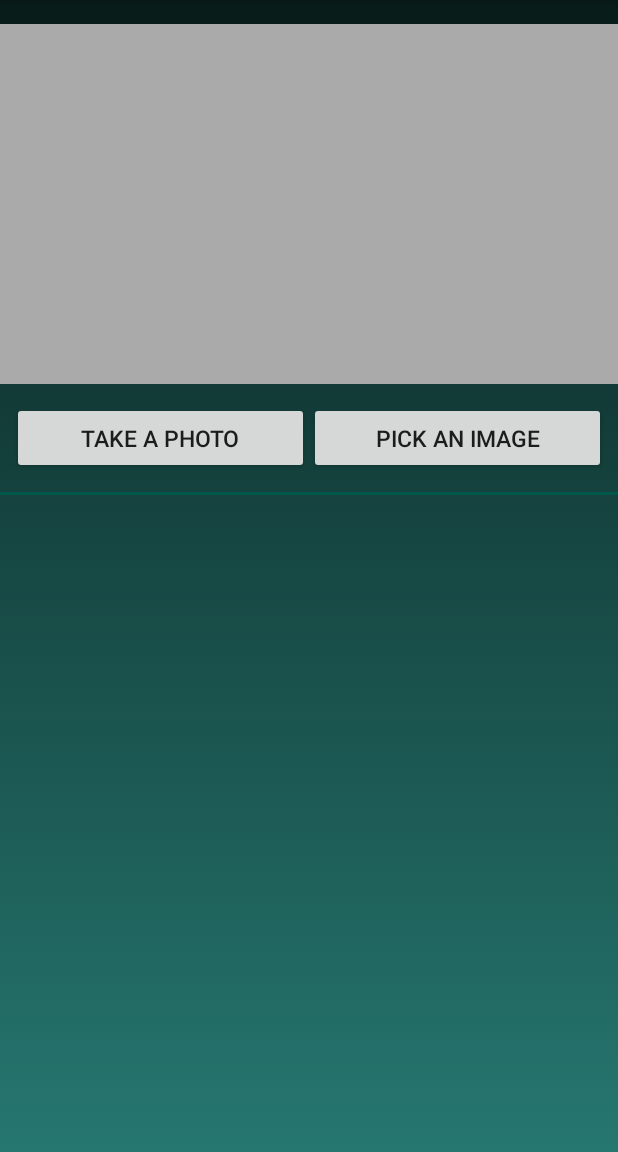
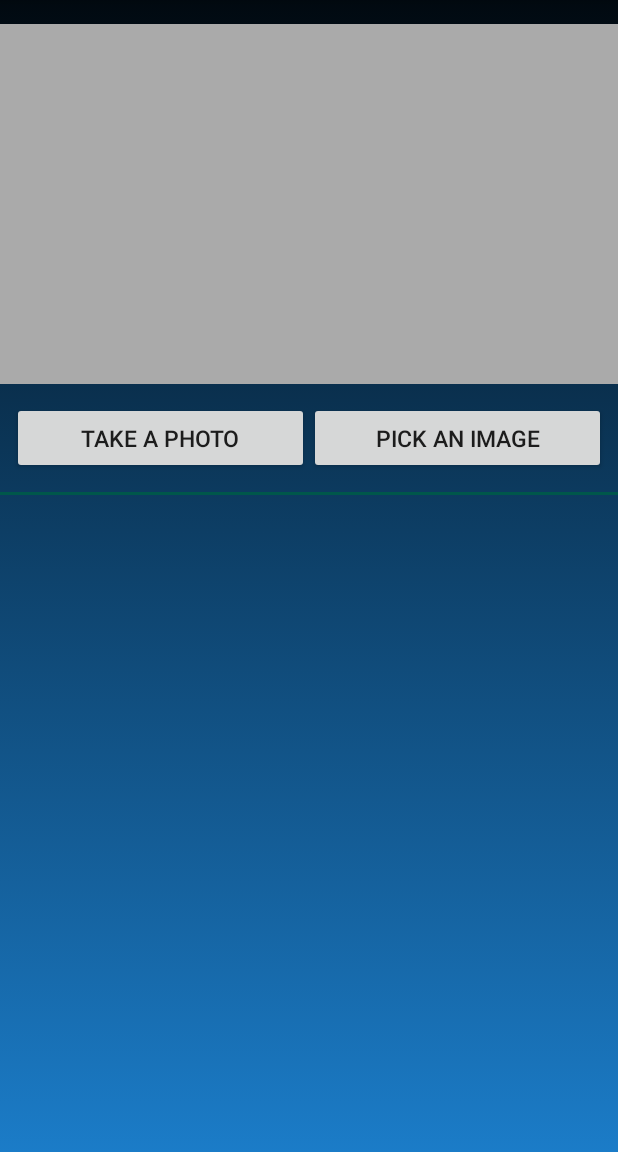
Before and after one commit to poorvabedmutha31/Emotion-Based-Music-Player, an Android app: the MainActivity screen opened directly, with no data from a screen before it, on a phone screen of 412 x 824 dp, the part 84-1236 px from its top. Run offline under Robolectric (Android 15) with nearby library versions, the phone set to English and light mode, and no system bars; libraries missing offline, so code that uses them is left out: com.google.firebase.ml; 1 statement that could not run was skipped.

Commit message:
Some changes

```diff
--- a/app/src/main/res/drawable/gradient_background.xml
+++ b/app/src/main/res/drawable/gradient_background.xml
@@ -4,8 +4,8 @@
     <item>
         <shape>
             <gradient android:angle="90"
-                android:startColor="#267770"
-                android:endColor="#081B19"
+                android:startColor="#1B7CC8"
+                android:endColor="#010910"
                 android:type="linear"/>
         </shape>
     </item>
```
